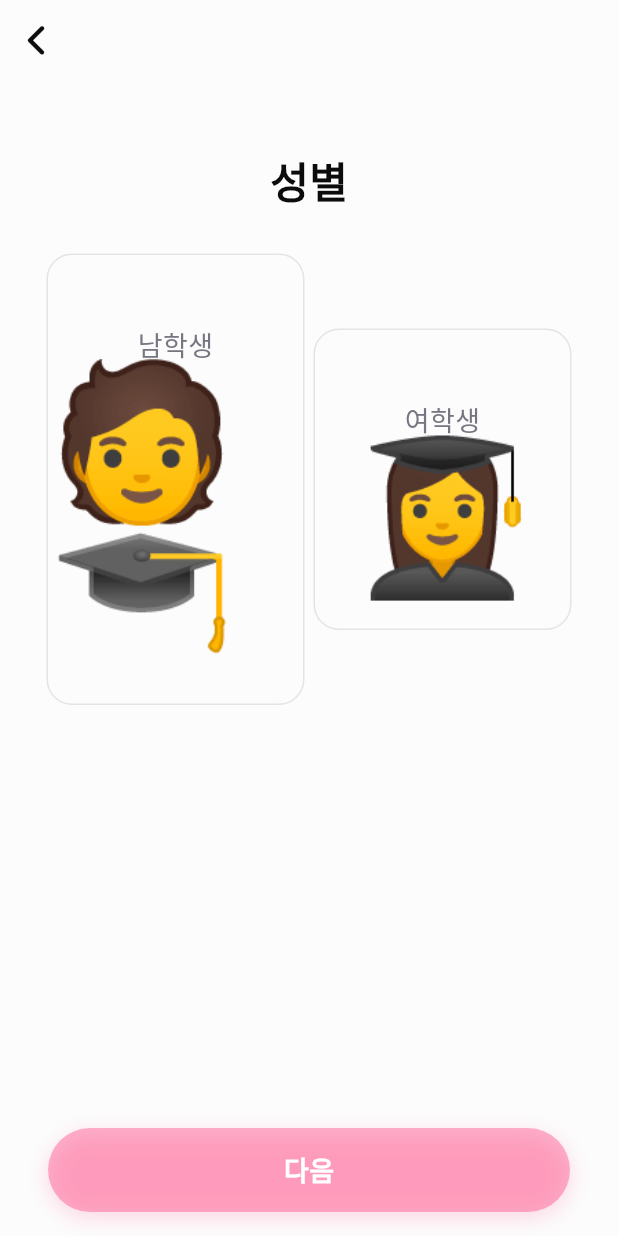
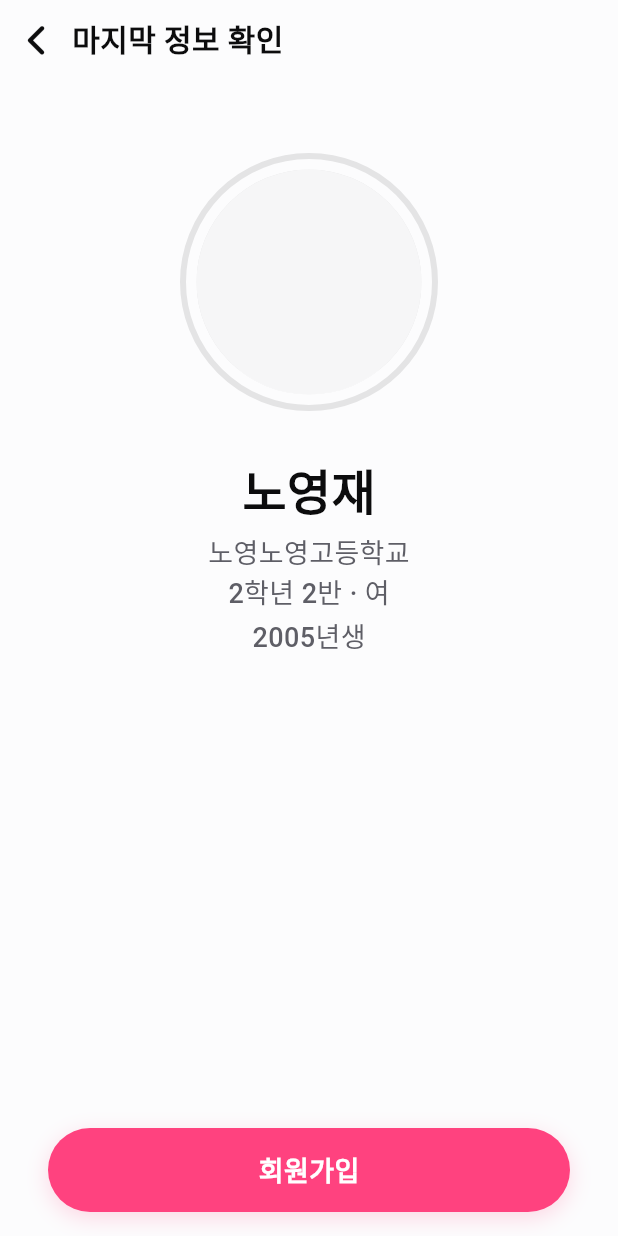
Before and after one commit to 0hayoo/moyamoya-app, a Flutter app: the screen it shows after launch, on a phone screen of 412 x 824 dp. Run offline on Flutter 3.47's test engine with Material 3 defaults, Android fonts, the phone set to English and light mode, and no system bars; our stand-ins replace dio, flutter_dotenv, get, get_it, injectable, smooth_corner; Roboto replaces fonts that are missing (pretendard).

Commit message:
feat: Create Sign Up Final Check Screen

```diff
--- /dev/null
+++ b/lib/feature/signup/finalcheck/navigation/sign_up_final_check_navigation.dart
@@ -0,0 +1,16 @@
+import 'dart:ui';
+
+import 'package:get/get.dart';
+import 'package:moyamoya/feature/signup/finalcheck/sign_up_final_check_screen.dart';
+
+const signUpFinalCheckRoute = "/signupfinalcheck";
+
+GetPage<SignUpFinalCheckScreen> signUpFinalCheckScreen({
+  required VoidCallback popBackStack,
+}) =>
+    GetPage(
+      name: signUpFinalCheckRoute,
+      page: () => SignUpFinalCheckScreen(popBackStack: popBackStack),
+    );
+
+void navigateToSignUpFinalCheck() => Get.toNamed(signUpFinalCheckRoute);
--- /dev/null
+++ b/lib/feature/signup/finalcheck/sign_up_final_check_screen.dart
@@ -0,0 +1,120 @@
+import 'package:flutter/material.dart';
+import 'package:moyamoya/designsystem/component/avatar.dart';
+import 'package:moyamoya/designsystem/component/button.dart';
+import 'package:moyamoya/designsystem/component/top_app_bar.dart';
+import 'package:moyamoya/designsystem/foundation/app_theme.dart';
+
+class SignUpFinalCheckScreen extends StatefulWidget {
+  const SignUpFinalCheckScreen({
+    super.key,
+    required this.popBackStack,
+  });
+
+  final VoidCallback popBackStack;
+
+  @override
+  State<SignUpFinalCheckScreen> createState() => _SignUpFinalCheckScreenState();
+}
+
+class _SignUpFinalCheckScreenState extends State<SignUpFinalCheckScreen> {
+  @override
+  Widget build(BuildContext context) {
+    return Scaffold(
+      backgroundColor: context.colors.backgroundNeutral,
+      appBar: MoyaMoyaTopAppBar(
+        title: "마지막 정보 확인",
+        appBarType: TopAppBarType.small,
+        onBackPressed: widget.popBackStack,
+      ),
+      body: Padding(
+        padding: EdgeInsets.symmetric(
+          horizontal: 32,
+        ),
+        child: Column(
+          children: [
+            SizedBox(
+              height: 48,
+            ),
+            Container(
+              width: 172,
+              height: 172,
+              decoration: BoxDecoration(
+                border: Border.all(
+                  width: 4,
+                  color: context.colors.lineNormal,
+                ),
+                borderRadius: BorderRadius.circular(99),
+              ),
+              child: Stack(
+                alignment: Alignment.center,
+                children: [
+                  MoyaMoyaAvatar(
+                    avatarSize: AvatarSize.xxl,
+                    image: null,
+                  ),
+                  Container(
+                    width: 150,
+                    height: 150,
+                    decoration: BoxDecoration(
+                      color: context.colors.fillNormal,
+                      borderRadius: BorderRadius.circular(106),
+                    ),
+                  )
+                ],
+              ),
+            ),
+            SizedBox(
+              height: 32,
+            ),
+            Text(
+              "노영재",
+              style: context.typography.display2Bold,
+            ),
+            SizedBox(
+              height: 8,
+            ),
+            Text(
+              "노영노영고등학교",
+              style: context.typography.headlineMedium.copyWith(
+                color: context.colors.labelAlternative,
+              ),
+            ),
+            SizedBox(
+              height: 4,
+            ),
+            Text(
+              "2학년 2반 · 여",
+              style: context.typography.headlineMedium.copyWith(
+                color: context.colors.labelAlternative,
+              ),
+            ),
+            SizedBox(
+              height: 4,
+            ),
+            Text(
+              "2005년생",
+              style: context.typography.headlineMedium.copyWith(
+                color: context.colors.labelAlternative,
+              ),
+            ),
+            Expanded(
+              child: SizedBox(),
+            ),
+            MoyaMoyaButton(
+              text: "회원가입",
+              buttonSize: ButtonSize.larger,
+              buttonType: ButtonType.primary,
+              rounded: true,
+              onPressed: () {},
+            ),
+            SafeArea(
+              child: SizedBox(
+                height: 16,
+              ),
+            )
+          ],
+        ),
+      ),
+    );
+  }
+}
--- a/lib/feature/signup/inputprofile/sign_up_input_profile_screen.dart
+++ b/lib/feature/signup/inputprofile/sign_up_input_profile_screen.dart
@@ -78,6 +78,7 @@ class _SignUpInputProfileScreenState extends State<SignUpInputProfileScreen> {
                     children: [
                       MoyaMoyaAvatar(
                         avatarSize: AvatarSize.xxl,
+                        image: _selectedImage,
                       ),
                       Container(
                         width: double.infinity,
--- a/lib/main.dart
+++ b/lib/main.dart
@@ -4,6 +4,7 @@ import 'package:get/get.dart';
 import 'package:moyamoya/designsystem/foundation/app_theme.dart';
 import 'package:moyamoya/feature/onboarding/navigation/onbaording_navigation.dart';
 import 'package:moyamoya/feature/signup/authphone/navigation/sign_up_auth_phone_navigation.dart';
+import 'package:moyamoya/feature/signup/finalcheck/navigation/sign_up_final_check_navigation.dart';
 import 'package:moyamoya/feature/signup/inputgender/navigation/sign_up_input_gender_navigation.dart';
 import 'package:moyamoya/feature/signup/inputphone/navigation/sign_up_input_phone_navigation.dart';
 import 'package:moyamoya/feature/signup/inputprofile/navigation/sign_up_input_profile_navigation.dart';
@@ -33,7 +34,7 @@ class MoyaMoyaApp extends StatelessWidget {
     return ChangeNotifierProvider(
       create: (_) => AppTheme(),
       builder: (context, _) => GetMaterialApp(
-        initialRoute: signUpInputGenderRoute,
+        initialRoute: signUpFinalCheckRoute,
         title: "Flutter Demo",
         theme: AppTheme.light,
         darkTheme: AppTheme.dark,
@@ -67,6 +68,9 @@ class MoyaMoyaApp extends StatelessWidget {
           signUpInputGenderScreen(
             popBackStack: Get.back,
           ),
+          signUpFinalCheckScreen(
+            popBackStack: Get.back,
+          ),
         ],
       ),
     );
```
